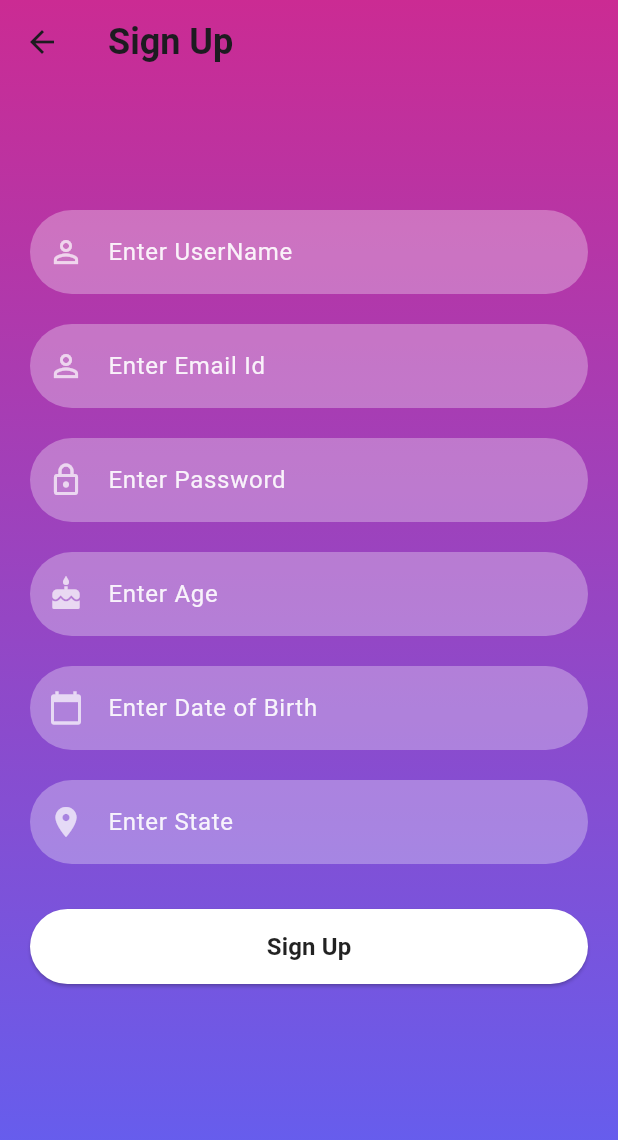
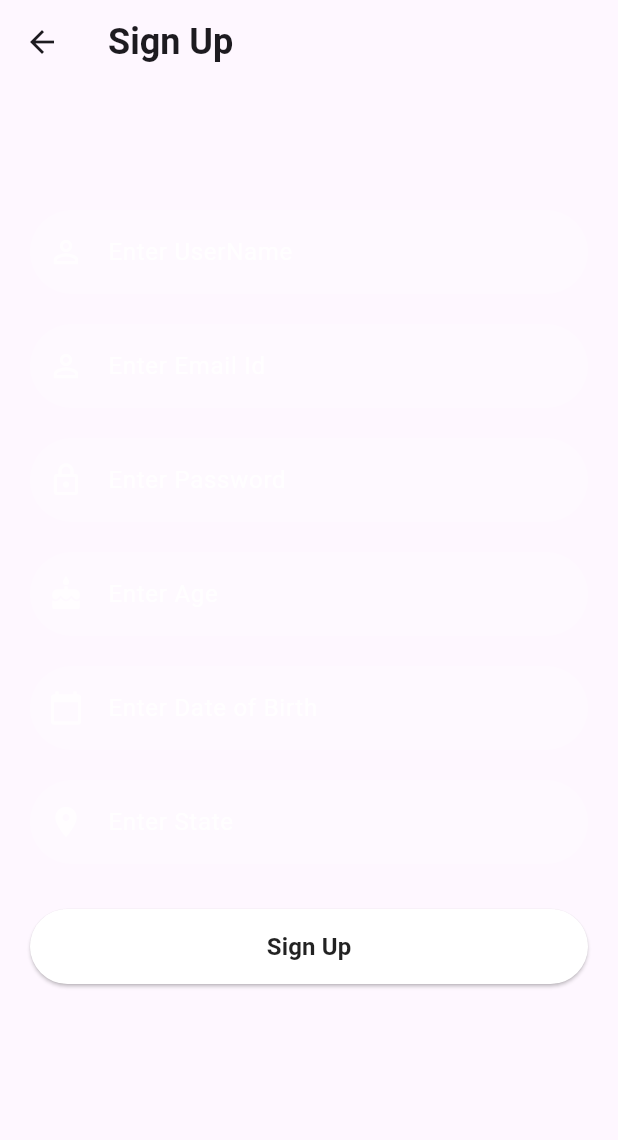
Before and after one commit to Abhijith06546/Scope_final_project, a Flutter app: the SignUpScreen screen opened directly, on a phone screen of 412 x 824 dp. Shown: the top 1140 px of the screen. Run offline on Flutter 3.47's test engine with Material 3 defaults, Android fonts, the phone set to English and light mode, and no system bars; our stand-ins replace firebase_auth, firebase_core; missing offline and left inert: mailer; accounts and stored records are empty; statements that could not run were skipped.

Commit message:
Update signup.dart

```diff
--- a/lib/Screens/signup.dart
+++ b/lib/Screens/signup.dart
@@ -69,17 +69,6 @@ class _SignUpScreenState extends State<SignUpScreen> {
       body: Container(
         width: MediaQuery.of(context).size.width,
         height: MediaQuery.of(context).size.height,
-        decoration: BoxDecoration(
-          gradient: LinearGradient(
-            colors: [
-              hexStringToColor("CB2B93"),
-              hexStringToColor("9546C4"),
-              hexStringToColor("5E61F4"),
-            ],
-            begin: Alignment.topCenter,
-            end: Alignment.bottomCenter,
-          ),
-        ),
         child: SingleChildScrollView(
           child: Padding(
             padding: EdgeInsets.fromLTRB(20, 120, 20, 0),
```
